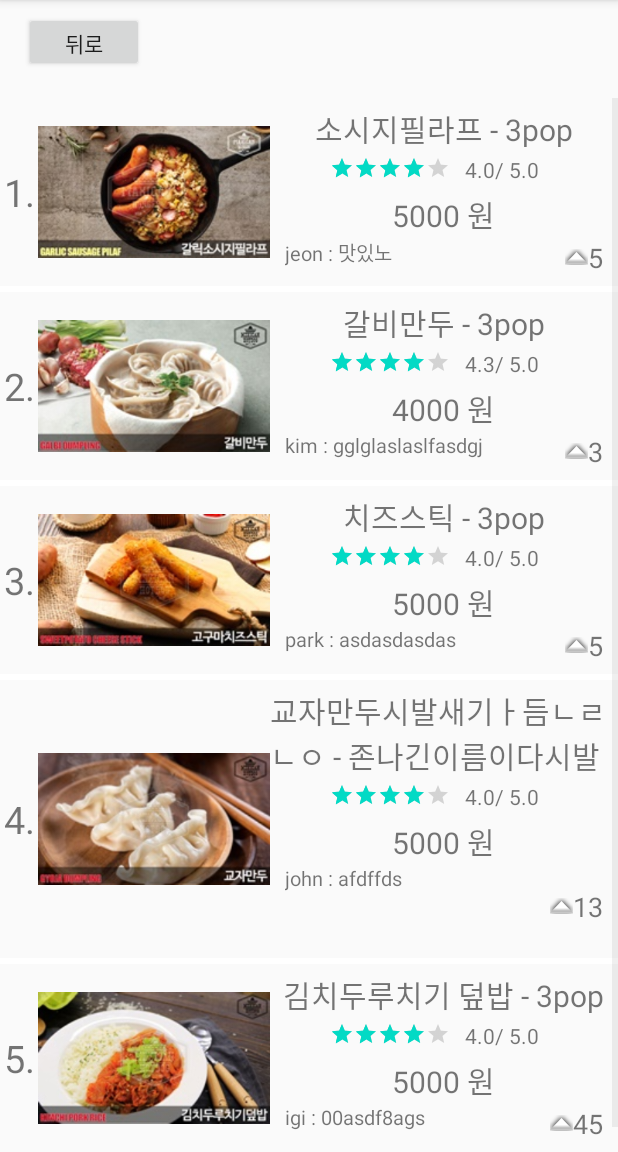
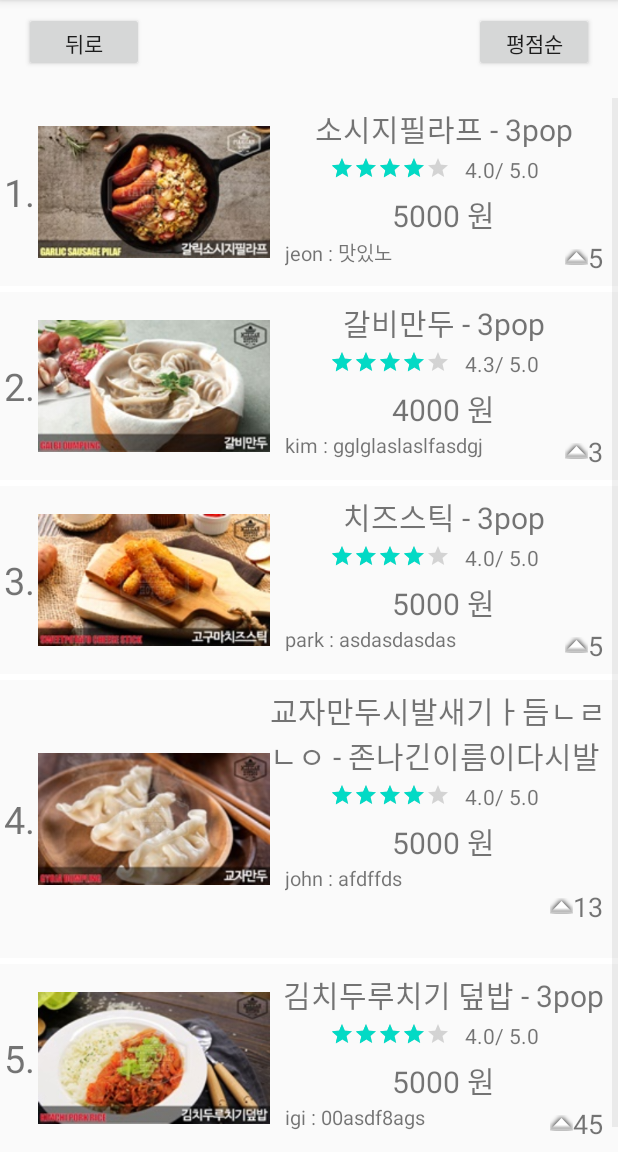
Before and after one commit to hamham300/MeoMuk, an Android app: the DinerList1 screen opened directly, with no data from a screen before it, on a phone screen of 412 x 824 dp, the part 84-1236 px from its top. Run offline under Robolectric (Android 15) with nearby library versions, the phone set to English and light mode, and no system bars; our stand-ins replace AdMob; 2 statements that could not run were skipped.

Commit message:
Jeon 2020-03-29 20:16 정렬기준변경 버튼 추가및 다이얼로그호출

```diff
--- a/app/src/main/res/layout/activity_diner_list1.xml
+++ b/app/src/main/res/layout/activity_diner_list1.xml
@@ -19,13 +19,13 @@
             android:id="@+id/txt_title"
             android:layout_width="150dp"
             android:layout_height="40dp"
-            android:layout_marginStart="32dp"
-            android:layout_marginLeft="32dp"
-            android:layout_marginTop="16dp"
+
             android:gravity="center_horizontal"
             android:text="TextView"
             android:textSize="25dp"
-            app:layout_constraintStart_toEndOf="@+id/btn_back"
+            app:layout_constraintBottom_toBottomOf="parent"
+            app:layout_constraintEnd_toEndOf="parent"
+            app:layout_constraintStart_toStartOf="parent"
             app:layout_constraintTop_toTopOf="parent" />
 
         <Button
@@ -38,6 +38,17 @@
             android:text="뒤로"
             android:visibility="visible"
             app:layout_constraintStart_toStartOf="parent"
+            app:layout_constraintTop_toTopOf="parent" />
+
+        <Button
+            android:id="@+id/btn_sort"
+            android:layout_width="80dp"
+            android:layout_height="40dp"
+            android:layout_marginTop="8dp"
+            android:layout_marginEnd="16dp"
+            android:layout_marginRight="16dp"
+            android:text="평점순"
+            app:layout_constraintEnd_toEndOf="parent"
             app:layout_constraintTop_toTopOf="parent" />
     </androidx.constraintlayout.widget.ConstraintLayout
         >
@@ -78,11 +89,11 @@
             android:id="@+id/btn_gisik"
             android:layout_width="wrap_content"
             android:layout_height="wrap_content"
-            android:layout_marginStart="160dp"
-            android:layout_marginLeft="160dp"
             android:layout_marginTop="4dp"
             android:text="교식"
             android:visibility="visible"
+            app:layout_constraintEnd_toEndOf="parent"
+            app:layout_constraintHorizontal_bias="0.498"
             app:layout_constraintStart_toStartOf="parent"
             app:layout_constraintTop_toTopOf="parent"
             tools:visibility="visible" />
```
Also changed, not shown: app/src/main/java/kr/co/hwakjjin/myapplication/DinerList1.java (+43 -0 lines).
